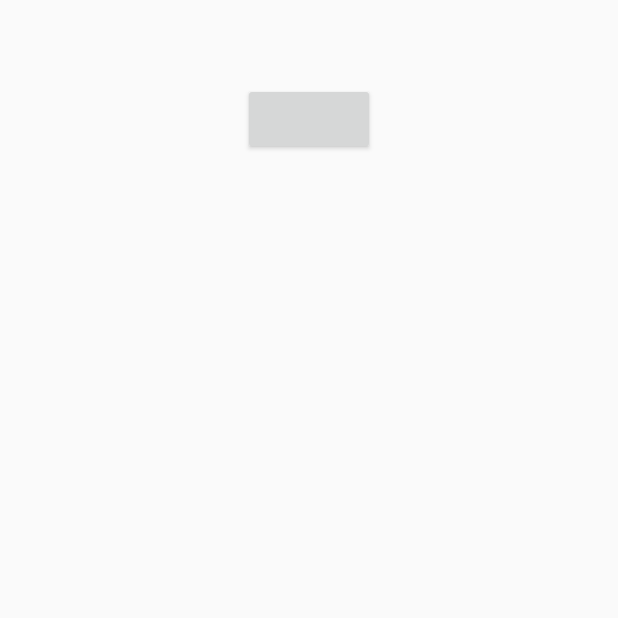
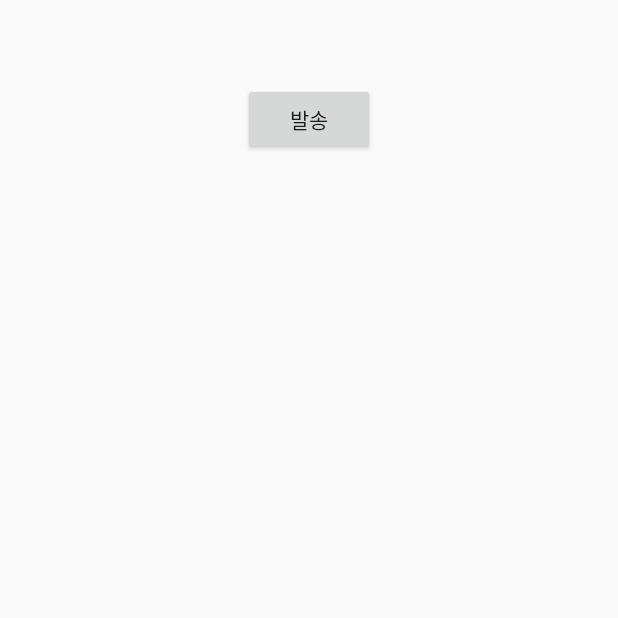
Before and after one commit to ldcc-lab/sample-message-android, an Android app: the screen it shows after launch (MainActivity), on a phone screen of 412 x 824 dp, the part 541-1159 px from its top. Run offline under Robolectric (Android 15) with nearby library versions, the phone set to English and light mode, and no system bars.

Commit message:
버튼에 :text 추가

```diff
--- a/app/src/main/res/layout/activity_main.xml
+++ b/app/src/main/res/layout/activity_main.xml
@@ -10,6 +10,7 @@
         android:id="@+id/BtnPost"
         android:layout_width="wrap_content"
         android:layout_height="wrap_content"
+        android:text="발송"
         app:layout_constraintBottom_toBottomOf="parent"
         app:layout_constraintEnd_toEndOf="parent"
         app:layout_constraintHorizontal_bias="0.5"
```
